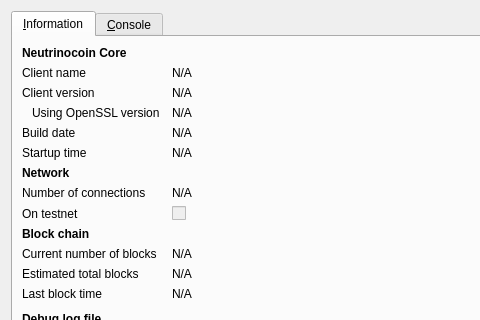
Old version of the form src/qt/forms/rpcconsole.ui in the repository neutrinofoundation/neutrino-digital-currency; both pictures show x 0 to 480 and y 0 to 320 of the 740 by 450 pixel window.
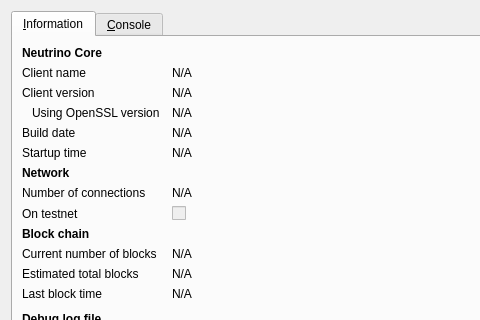
New version of the form. Icons and pictures are not drawn.

Commit message: rename to neutrino

What changed in the file:
```diff
--- a/src/qt/forms/rpcconsole.ui
+++ b/src/qt/forms/rpcconsole.ui
@@ -36,7 +36,7 @@
           </font>
          </property>
          <property name="text">
-          <string>Neutrinocoin Core</string>
+          <string>Neutrino Core</string>
          </property>
         </widget>
        </item>
```
Left out of the diff: 6 changed lines with no effect on the pictures. The commit also changes 78 other files.
